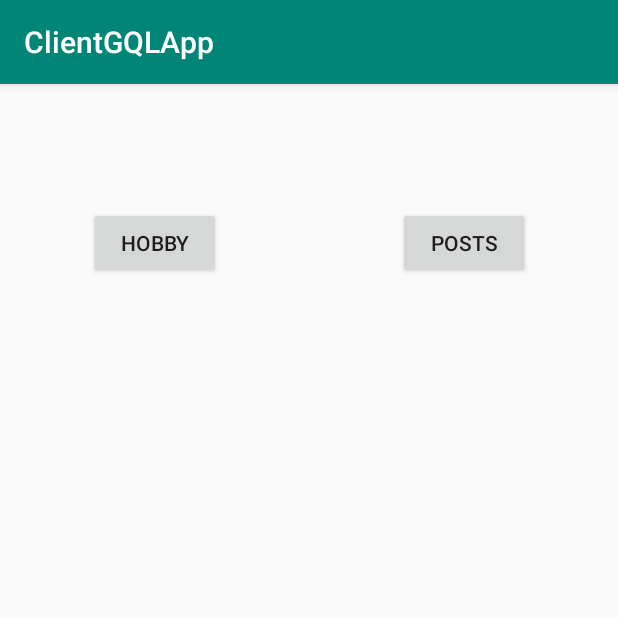
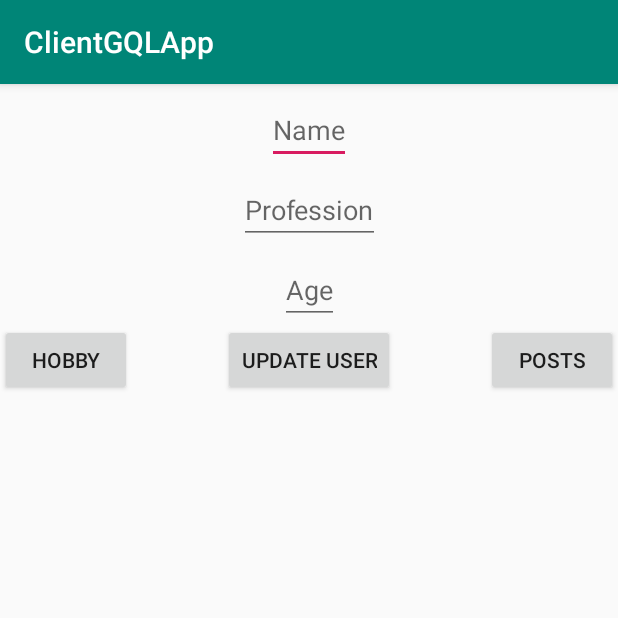
Before and after one commit to liangyu722/GraphqlAndroidClient, an Android app: the DetailActivity screen opened directly, with no data from a screen before it, on a phone screen of 412 x 824 dp, the top half of it. Run offline under Robolectric (Android 15) with nearby library versions, the phone set to English and light mode, and no system bars; libraries missing offline, so code that uses them is left out: com.apollographql.apollo.

Commit message:
Post and Hobby query for user

```diff
--- a/app/src/main/java/com/liang/android/clientgqlapp/ui/DetailActivity.kt
+++ b/app/src/main/java/com/liang/android/clientgqlapp/ui/DetailActivity.kt
@@ -1,7 +1,9 @@
 package com.liang.android.clientgqlapp.ui
 
 import android.os.Bundle
+import android.view.View
 import androidx.appcompat.app.AppCompatActivity
+import androidx.recyclerview.widget.LinearLayoutManager
 import com.apollographql.apollo.coroutines.toDeferred
 import com.liang.android.clientgqlapp.GetuserQuery
 import com.liang.android.clientgqlapp.R
@@ -16,12 +18,39 @@ class DetailActivity : AppCompatActivity() {
     }
 
     private lateinit var job: Job
+    private val postAdapter: PostAdapter by lazy {
+        PostAdapter()
+    }
+    private val hobbyAdapter: HobbyAdapter by lazy {
+        HobbyAdapter()
+    }
+
     override fun onCreate(savedInstanceState: Bundle?) {
         super.onCreate(savedInstanceState)
         setContentView(R.layout.detail_main)
         val id = intent.getStringExtra(USERID_INTENT)
         id?.let {
             getUser(it)
+        }
+
+        dets_post_rv.adapter = postAdapter
+        dets_post_rv.layoutManager = LinearLayoutManager(this).apply {
+            this.orientation = LinearLayoutManager.VERTICAL
+        }
+
+        dets_hobby_rv.adapter = hobbyAdapter
+        dets_hobby_rv.layoutManager = LinearLayoutManager(this).apply {
+            this.orientation = LinearLayoutManager.VERTICAL
+        }
+
+        dets_hobby_btn.setOnClickListener {
+            dets_post_rv.visibility = View.GONE
+            dets_hobby_rv.visibility = View.VISIBLE
+        }
+
+        dets_post_btn.setOnClickListener {
+            dets_post_rv.visibility = View.VISIBLE
+            dets_hobby_rv.visibility = View.GONE
         }
     }
 
@@ -33,16 +62,21 @@ class DetailActivity : AppCompatActivity() {
             }
             userResponse.data?.user?.let {
                 bindUser(it)
+                it.posts?.let { posts ->
+                    postAdapter.setList(posts.filterNotNull())
+                }
 
-                //Verified post and hobby is returning from graphql, cannot be bothered to write adapter.
+                it.hobbies?.let { hobbies ->
+                    hobbyAdapter.setList(hobbies.filterNotNull())
+                }
             }
         }
     }
 
     private fun bindUser(user: GetuserQuery.User) {
-        dets_name_tv.text = user.name
-        dets_age_tv.text = user.age.toString()
-        dets_profession_tv.text = user.profession
+        dets_name_tv.setText(user.name)
+        dets_age_tv.setText(user.age.toString())
+        dets_profession_tv.setText(user.profession)
     }
 
     override fun onDestroy() {
--- a/app/src/main/res/layout/detail_main.xml
+++ b/app/src/main/res/layout/detail_main.xml
@@ -1,47 +1,45 @@
 <?xml version="1.0" encoding="utf-8"?>
-<androidx.constraintlayout.widget.ConstraintLayout
-    xmlns:android="http://schemas.android.com/apk/res/android"
+<androidx.constraintlayout.widget.ConstraintLayout xmlns:android="http://schemas.android.com/apk/res/android"
     xmlns:app="http://schemas.android.com/apk/res-auto"
     xmlns:tools="http://schemas.android.com/tools"
     android:layout_width="match_parent"
     android:layout_height="match_parent">
 
-    <TextView
+    <EditText
         android:id="@+id/dets_name_tv"
         android:layout_width="wrap_content"
         android:layout_height="wrap_content"
+        android:layout_marginTop="8dp"
         app:layout_constraintEnd_toEndOf="parent"
         app:layout_constraintStart_toStartOf="parent"
         app:layout_constraintTop_toTopOf="parent"
-        android:layout_marginTop="8dp"
-        tools:text="Name" />
+        android:hint="Name" />
 
-    <TextView
+    <EditText
         android:id="@+id/dets_profession_tv"
         android:layout_width="wrap_content"
         android:layout_height="wrap_content"
+        android:layout_marginTop="8dp"
         app:layout_constraintEnd_toEndOf="parent"
         app:layout_constraintStart_toStartOf="parent"
         app:layout_constraintTop_toBottomOf="@+id/dets_name_tv"
-        android:layout_marginTop="8dp"
-        tools:text="Profession" />
+        android:hint="Profession" />
 
-    <TextView
+    <EditText
         android:id="@+id/dets_age_tv"
         android:layout_width="wrap_content"
         android:layout_height="wrap_content"
+        android:layout_marginTop="8dp"
         app:layout_constraintEnd_toEndOf="parent"
         app:layout_constraintStart_toStartOf="parent"
         app:layout_constraintTop_toBottomOf="@+id/dets_profession_tv"
-        android:layout_marginTop="8dp"
-        tools:text="Age" />
+        android:hint="Age" />
 
     <Button
         android:id="@+id/dets_hobby_btn"
         android:layout_width="wrap_content"
         android:layout_height="wrap_content"
         android:text="@string/hobby"
-        app:layout_constraintEnd_toStartOf="@+id/dets_age_tv"
         app:layout_constraintStart_toStartOf="parent"
         app:layout_constraintTop_toBottomOf="@+id/dets_age_tv" />
 
@@ -51,21 +49,31 @@
         android:layout_height="wrap_content"
         android:text="@string/posts"
         app:layout_constraintEnd_toEndOf="parent"
-        app:layout_constraintStart_toEndOf="@+id/dets_age_tv"
-        app:layout_constraintTop_toBottomOf="@+id/dets_age_tv" />
+        app:layout_constraintTop_toTopOf="@+id/dets_update_user_btn" />
+
+    <Button
+        android:id="@+id/dets_update_user_btn"
+        android:layout_width="wrap_content"
+        android:layout_height="wrap_content"
+        android:text="@string/update_user"
+        app:layout_constraintEnd_toStartOf="@+id/dets_post_btn"
+        app:layout_constraintStart_toEndOf="@+id/dets_hobby_btn"
+        app:layout_constraintTop_toTopOf="@+id/dets_hobby_btn" />
 
     <androidx.recyclerview.widget.RecyclerView
-        android:layout_marginTop="8dp"
         android:id="@+id/dets_hobby_rv"
         android:layout_width="match_parent"
         android:layout_height="wrap_content"
+        android:layout_marginTop="8dp"
+        android:visibility="gone"
         app:layout_constraintTop_toBottomOf="@+id/dets_hobby_btn" />
 
     <androidx.recyclerview.widget.RecyclerView
-        android:layout_marginTop="8dp"
         android:id="@+id/dets_post_rv"
         android:layout_width="match_parent"
         android:layout_height="wrap_content"
+        android:layout_marginTop="8dp"
+        android:visibility="gone"
         app:layout_constraintTop_toBottomOf="@+id/dets_hobby_btn" />
 
 </androidx.constraintlayout.widget.ConstraintLayout>
--- a/app/src/main/res/values/strings.xml
+++ b/app/src/main/res/values/strings.xml
@@ -12,4 +12,5 @@
     <string name="hobby_description">Hobby description</string>
     <string name="save_post_and_hobby">Save post and hobby</string>
     <string name="add_user_and_hobby">Add user and hobby</string>
+    <string name="update_user">Update User</string>
 </resources>
```
Also changed, not shown: app/src/main/java/com/liang/android/clientgqlapp/ui/HobbyAdapter.kt (added, +43 -0 lines), app/src/main/java/com/liang/android/clientgqlapp/ui/PostAdapter.kt (added, +40 -0 lines), app/src/main/res/layout/hobby_row.xml (added, +20 -0 lines), app/src/main/res/layout/post_row.xml (added, +13 -0 lines).
